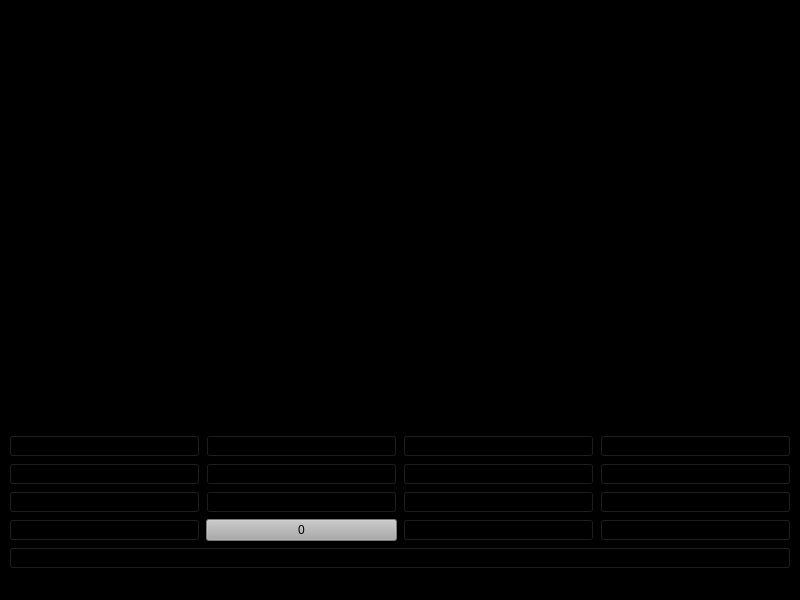
Above: mainwindow.ui from Telmuun02/calculator before the change. Below: the same form after it.
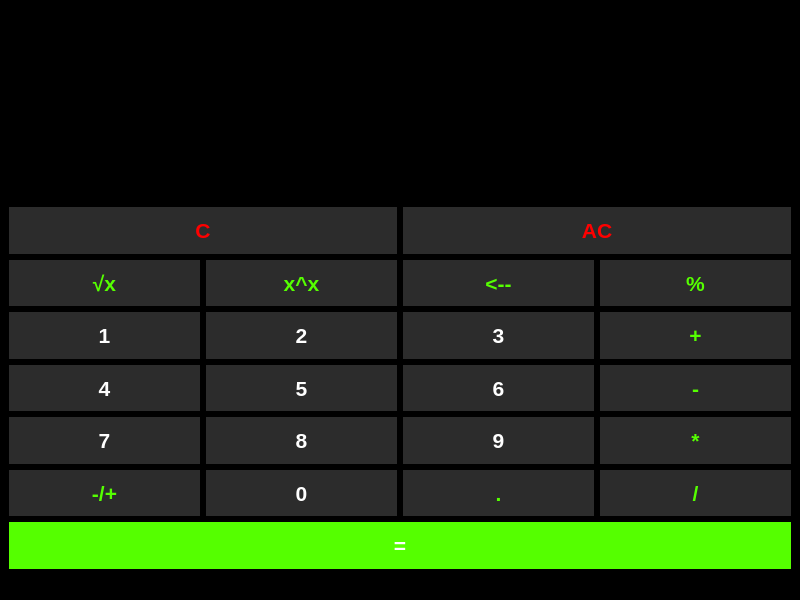
That is the form after the change.

```diff
--- a/mainwindow.ui
+++ b/mainwindow.ui
@@ -18,10 +18,346 @@
   </property>
   <widget class="QWidget" name="centralwidget">
    <layout class="QGridLayout" name="gridLayout">
-    <item row="5" column="0">
+    <item row="0" column="0">
+     <widget class="QTextEdit" name="textEdit">
+      <property name="sizePolicy">
+       <sizepolicy hsizetype="Expanding" vsizetype="Maximum">
+        <horstretch>0</horstretch>
+        <verstretch>0</verstretch>
+       </sizepolicy>
+      </property>
+      <property name="font">
+       <font>
+        <pointsize>26</pointsize>
+        <weight>75</weight>
+        <bold>true</bold>
+       </font>
+      </property>
+      <property name="styleSheet">
+       <string notr="true">background-color: black;
+color: rgb(255, 255, 255);
+border-radius: 25px;
+</string>
+      </property>
+      <property name="html">
+       <string>&lt;!DOCTYPE HTML PUBLIC &quot;-//W3C//DTD HTML 4.0//EN&quot; &quot;http://www.w3.org/TR/REC-html40/strict.dtd&quot;&gt;
+&lt;html&gt;&lt;head&gt;&lt;meta name=&quot;qrichtext&quot; content=&quot;1&quot; /&gt;&lt;style type=&quot;text/css&quot;&gt;
+p, li { white-space: pre-wrap; }
+&lt;/style&gt;&lt;/head&gt;&lt;body style=&quot; font-family:'MS Shell Dlg 2'; font-size:26pt; font-weight:600; font-style:normal;&quot;&gt;
+&lt;p style=&quot;-qt-paragraph-type:empty; margin-top:0px; margin-bottom:0px; margin-left:0px; margin-right:0px; -qt-block-indent:0; text-indent:0px; font-size:8.25pt; font-weight:400;&quot;&gt;&lt;br /&gt;&lt;/p&gt;&lt;/body&gt;&lt;/html&gt;</string>
+      </property>
+     </widget>
+    </item>
+    <item row="23" column="0">
+     <widget class="QPushButton" name="buttonEqual">
+      <property name="sizePolicy">
+       <sizepolicy hsizetype="Minimum" vsizetype="Expanding">
+        <horstretch>0</horstretch>
+        <verstretch>0</verstretch>
+       </sizepolicy>
+      </property>
+      <property name="font">
+       <font>
+        <pointsize>16</pointsize>
+        <weight>75</weight>
+        <bold>true</bold>
+       </font>
+      </property>
+      <property name="styleSheet">
+       <string notr="true">background-color: rgb(85, 255, 0);
+color: rgb(255, 255, 255);
+border-radius: 25px;</string>
+      </property>
+      <property name="text">
+       <string>=</string>
+      </property>
+     </widget>
+    </item>
+    <item row="8" column="0">
+     <layout class="QHBoxLayout" name="horizontalLayout">
+      <item>
+       <widget class="QPushButton" name="button1">
+        <property name="sizePolicy">
+         <sizepolicy hsizetype="Minimum" vsizetype="Expanding">
+          <horstretch>0</horstretch>
+          <verstretch>0</verstretch>
+         </sizepolicy>
+        </property>
+        <property name="font">
+         <font>
+          <pointsize>16</pointsize>
+          <weight>75</weight>
+          <bold>true</bold>
+         </font>
+        </property>
+        <property name="styleSheet">
+         <string notr="true">background-color: rgb(44, 44, 44);
+color: rgb(255, 255, 255);
+border-radius: 25px;</string>
+        </property>
+        <property name="text">
+         <string>1</string>
+        </property>
+       </widget>
+      </item>
+      <item>
+       <widget class="QPushButton" name="button2">
+        <property name="sizePolicy">
+         <sizepolicy hsizetype="Minimum" vsizetype="Expanding">
+          <horstretch>0</horstretch>
+          <verstretch>0</verstretch>
+         </sizepolicy>
+        </property>
+        <property name="font">
+         <font>
+          <pointsize>16</pointsize>
+          <weight>75</weight>
+          <bold>true</bold>
+         </font>
+        </property>
+        <property name="styleSheet">
+         <string notr="true">background-color: rgb(44, 44, 44);
+color: rgb(255, 255, 255);
+border-radius: 25px;</string>
+        </property>
+        <property name="text">
+         <string>2</string>
+        </property>
+       </widget>
+      </item>
+      <item>
+       <widget class="QPushButton" name="button3">
+        <property name="sizePolicy">
+         <sizepolicy hsizetype="Minimum" vsizetype="Expanding">
+          <horstretch>0</horstretch>
+          <verstretch>0</verstretch>
+         </sizepolicy>
+        </property>
+        <property name="font">
+         <font>
+          <pointsize>16</pointsize>
+          <weight>75</weight>
+          <bold>true</bold>
+         </font>
+        </property>
+        <property name="styleSheet">
+         <string notr="true">background-color: rgb(44, 44, 44);
+color: rgb(255, 255, 255);
+border-radius: 25px;</string>
+        </property>
+        <property name="text">
+         <string>3</string>
+        </property>
+       </widget>
+      </item>
+      <item>
+       <widget class="QPushButton" name="buttonAdd">
+        <property name="sizePolicy">
+         <sizepolicy hsizetype="Minimum" vsizetype="Expanding">
+          <horstretch>0</horstretch>
+          <verstretch>0</verstretch>
+         </sizepolicy>
+        </property>
+        <property name="font">
+         <font>
+          <pointsize>16</pointsize>
+          <weight>75</weight>
+          <bold>true</bold>
+         </font>
+        </property>
+        <property name="styleSheet">
+         <string notr="true">background-color: rgb(44, 44, 44);
+color: rgb(85, 255, 0);
+border-radius: 25px;</string>
+        </property>
+        <property name="text">
+         <string>+</string>
+        </property>
+       </widget>
+      </item>
+     </layout>
+    </item>
+    <item row="6" column="0">
+     <layout class="QHBoxLayout" name="horizontalLayout_7">
+      <item>
+       <widget class="QPushButton" name="buttonsqrt">
+        <property name="sizePolicy">
+         <sizepolicy hsizetype="Minimum" vsizetype="Expanding">
+          <horstretch>0</horstretch>
+          <verstretch>0</verstretch>
+         </sizepolicy>
+        </property>
+        <property name="font">
+         <font>
+          <pointsize>16</pointsize>
+          <weight>75</weight>
+          <bold>true</bold>
+         </font>
+        </property>
+        <property name="styleSheet">
+         <string notr="true">background-color: rgb(44, 44, 44);
+color: rgb(85, 255, 0);
+border-radius: 25px;</string>
+        </property>
+        <property name="text">
+         <string>√x</string>
+        </property>
+       </widget>
+      </item>
+      <item>
+       <widget class="QPushButton" name="buttonkvadrat">
+        <property name="sizePolicy">
+         <sizepolicy hsizetype="Preferred" vsizetype="Expanding">
+          <horstretch>0</horstretch>
+          <verstretch>0</verstretch>
+         </sizepolicy>
+        </property>
+        <property name="font">
+         <font>
+          <pointsize>16</pointsize>
+          <weight>75</weight>
+          <bold>true</bold>
+         </font>
+        </property>
+        <property name="styleSheet">
+         <string notr="true">background-color: rgb(44, 44, 44);
+color: rgb(85, 255, 0);
+border-radius: 25px;</string>
+        </property>
+        <property name="text">
+         <string>x^x</string>
+        </property>
+       </widget>
+      </item>
+      <item>
+       <widget class="QPushButton" name="buttonback">
+        <property name="sizePolicy">
+         <sizepolicy hsizetype="Preferred" vsizetype="Expanding">
+          <horstretch>0</horstretch>
+          <verstretch>0</verstretch>
+         </sizepolicy>
+        </property>
+        <property name="font">
+         <font>
+          <pointsize>16</pointsize>
+          <weight>75</weight>
+          <bold>true</bold>
+         </font>
+        </property>
+        <property name="styleSheet">
+         <string notr="true">background-color: rgb(44, 44, 44);
+color: rgb(85, 255, 0);
+border-radius: 25px;</string>
+        </property>
+        <property name="text">
+         <string>&lt;--</string>
+        </property>
+       </widget>
+      </item>
+      <item>
+       <widget class="QPushButton" name="buttonuldegdel">
+        <property name="sizePolicy">
+         <sizepolicy hsizetype="Minimum" vsizetype="Expanding">
+          <horstretch>0</horstretch>
+          <verstretch>0</verstretch>
+         </sizepolicy>
+        </property>
+        <property name="font">
+         <font>
+          <pointsize>16</pointsize>
+          <weight>75</weight>
+          <bold>true</bold>
+         </font>
+        </property>
+        <property name="styleSheet">
+         <string notr="true">background-color: rgb(44, 44, 44);
+color: rgb(85, 255, 0);
+border-radius: 25px;</string>
+        </property>
+        <property name="text">
+         <string>%</string>
+        </property>
+       </widget>
+      </item>
+     </layout>
+    </item>
+    <item row="1" column="0">
+     <layout class="QHBoxLayout" name="horizontalLayout_6">
+      <item>
+       <widget class="QPushButton" name="buttonC">
+        <property name="sizePolicy">
+         <sizepolicy hsizetype="Preferred" vsizetype="Expanding">
+          <horstretch>0</horstretch>
+          <verstretch>0</verstretch>
+         </sizepolicy>
+        </property>
+        <property name="font">
+         <font>
+          <pointsize>16</pointsize>
+          <weight>75</weight>
+          <bold>true</bold>
+         </font>
+        </property>
+        <property name="styleSheet">
+         <string notr="true">background-color: rgb(44, 44, 44);
+color: rgb(255, 0, 0);
+border-radius: 25px;</string>
+        </property>
+        <property name="text">
+         <string>C</string>
+        </property>
+       </widget>
+      </item>
+      <item>
+       <widget class="QPushButton" name="buttonCE">
+        <property name="sizePolicy">
+         <sizepolicy hsizetype="Preferred" vsizetype="Expanding">
+          <horstretch>0</horstretch>
+          <verstretch>0</verstretch>
+         </sizepolicy>
+        </property>
+        <property name="font">
+         <font>
+          <pointsize>16</pointsize>
+          <weight>75</weight>
+          <bold>true</bold>
+         </font>
+        </property>
+        <property name="styleSheet">
+         <string notr="true">
+background-color: rgb(44, 44, 44);
+color: rgb(255, 0, 0);
+border-radius: 25px;</string>
+        </property>
+        <property name="text">
+         <string>AC</string>
+        </property>
+       </widget>
+      </item>
+     </layout>
+    </item>
+    <item row="10" column="0">
      <layout class="QHBoxLayout" name="horizontalLayout_2">
       <item>
        <widget class="QPushButton" name="button4">
+        <property name="sizePolicy">
+         <sizepolicy hsizetype="Minimum" vsizetype="Expanding">
+          <horstretch>0</horstretch>
+          <verstretch>0</verstretch>
+         </sizepolicy>
+        </property>
+        <property name="font">
+         <font>
+          <pointsize>16</pointsize>
+          <weight>75</weight>
+          <bold>true</bold>
+         </font>
+        </property>
+        <property name="styleSheet">
+         <string notr="true">background-color: rgb(44, 44, 44);
+color: rgb(255, 255, 255);
+border-radius: 25px;</string>
+        </property>
         <property name="text">
          <string>4</string>
         </property>
@@ -29,6 +365,24 @@
       </item>
       <item>
        <widget class="QPushButton" name="button5">
+        <property name="sizePolicy">
+         <sizepolicy hsizetype="Minimum" vsizetype="Expanding">
+          <horstretch>0</horstretch>
+          <verstretch>0</verstretch>
+         </sizepolicy>
+        </property>
+        <property name="font">
+         <font>
+          <pointsize>16</pointsize>
+          <weight>75</weight>
+          <bold>true</bold>
+         </font>
+        </property>
+        <property name="styleSheet">
+         <string notr="true">background-color: rgb(44, 44, 44);
+color: rgb(255, 255, 255);
+border-radius: 25px;</string>
+        </property>
         <property name="text">
          <string>5</string>
         </property>
@@ -36,6 +390,24 @@
       </item>
       <item>
        <widget class="QPushButton" name="button6">
+        <property name="sizePolicy">
+         <sizepolicy hsizetype="Minimum" vsizetype="Expanding">
+          <horstretch>0</horstretch>
+          <verstretch>0</verstretch>
+         </sizepolicy>
+        </property>
+        <property name="font">
+         <font>
+          <pointsize>16</pointsize>
+          <weight>75</weight>
+          <bold>true</bold>
+         </font>
+        </property>
+        <property name="styleSheet">
+         <string notr="true">background-color: rgb(44, 44, 44);
+color: rgb(255, 255, 255);
+border-radius: 25px;</string>
+        </property>
         <property name="text">
          <string>6</string>
         </property>
@@ -43,6 +415,24 @@
       </item>
       <item>
        <widget class="QPushButton" name="buttonminus">
+        <property name="sizePolicy">
+         <sizepolicy hsizetype="Minimum" vsizetype="Expanding">
+          <horstretch>0</horstretch>
+          <verstretch>0</verstretch>
+         </sizepolicy>
+        </property>
+        <property name="font">
+         <font>
+          <pointsize>16</pointsize>
+          <weight>75</weight>
+          <bold>true</bold>
+         </font>
+        </property>
+        <property name="styleSheet">
+         <string notr="true">background-color: rgb(44, 44, 44);
+color: rgb(85, 255, 0);
+border-radius: 25px;</string>
+        </property>
         <property name="text">
          <string>-</string>
         </property>
@@ -50,13 +440,31 @@
       </item>
      </layout>
     </item>
-    <item row="15" column="0">
+    <item row="20" column="0">
      <layout class="QHBoxLayout" name="horizontalLayout_3">
       <property name="sizeConstraint">
        <enum>QLayout::SetDefaultConstraint</enum>
       </property>
       <item>
        <widget class="QPushButton" name="button7">
+        <property name="sizePolicy">
+         <sizepolicy hsizetype="Minimum" vsizetype="Expanding">
+          <horstretch>0</horstretch>
+          <verstretch>0</verstretch>
+         </sizepolicy>
+        </property>
+        <property name="font">
+         <font>
+          <pointsize>16</pointsize>
+          <weight>75</weight>
+          <bold>true</bold>
+         </font>
+        </property>
+        <property name="styleSheet">
+         <string notr="true">background-color: rgb(44, 44, 44);
+color: rgb(255, 255, 255);
+border-radius: 25px;</string>
+        </property>
         <property name="text">
          <string>7</string>
         </property>
@@ -64,6 +472,24 @@
       </item>
       <item>
        <widget class="QPushButton" name="button8">
+        <property name="sizePolicy">
+         <sizepolicy hsizetype="Minimum" vsizetype="Expanding">
+          <horstretch>0</horstretch>
+          <verstretch>0</verstretch>
+         </sizepolicy>
+        </property>
+        <property name="font">
+         <font>
+          <pointsize>16</pointsize>
+          <weight>75</weight>
+          <bold>true</bold>
+         </font>
+        </property>
+        <property name="styleSheet">
+         <string notr="true">background-color: rgb(44, 44, 44);
+color: rgb(255, 255, 255);
+border-radius: 25px;</string>
+        </property>
         <property name="text">
          <string>8</string>
         </property>
@@ -71,6 +497,24 @@
       </item>
       <item>
        <widget class="QPushButton" name="button9">
+        <property name="sizePolicy">
+         <sizepolicy hsizetype="Minimum" vsizetype="Expanding">
+          <horstretch>0</horstretch>
+          <verstretch>0</verstretch>
+         </sizepolicy>
+        </property>
+        <property name="font">
+         <font>
+          <pointsize>16</pointsize>
+          <weight>75</weight>
+          <bold>true</bold>
+         </font>
+        </property>
+        <property name="styleSheet">
+         <string notr="true">background-color: rgb(44, 44, 44);
+color: rgb(255, 255, 255);
+border-radius: 25px;</string>
+        </property>
         <property name="text">
          <string>9</string>
         </property>
@@ -78,6 +522,24 @@
       </item>
       <item>
        <widget class="QPushButton" name="buttonmulti">
+        <property name="sizePolicy">
+         <sizepolicy hsizetype="Minimum" vsizetype="Expanding">
+          <horstretch>0</horstretch>
+          <verstretch>0</verstretch>
+         </sizepolicy>
+        </property>
+        <property name="font">
+         <font>
+          <pointsize>16</pointsize>
+          <weight>75</weight>
+          <bold>true</bold>
+         </font>
+        </property>
+        <property name="styleSheet">
+         <string notr="true">background-color: rgb(44, 44, 44);
+color: rgb(85, 255, 0);
+border-radius: 25px;</string>
+        </property>
         <property name="text">
          <string>*</string>
         </property>
@@ -85,54 +547,52 @@
       </item>
      </layout>
     </item>
-    <item row="3" column="0">
-     <layout class="QHBoxLayout" name="horizontalLayout">
-      <item>
-       <widget class="QPushButton" name="button1">
-        <property name="text">
-         <string>1</string>
-        </property>
-       </widget>
-      </item>
-      <item>
-       <widget class="QPushButton" name="button2">
-        <property name="text">
-         <string>2</string>
-        </property>
-       </widget>
-      </item>
-      <item>
-       <widget class="QPushButton" name="button3">
-        <property name="text">
-         <string>3</string>
-        </property>
-       </widget>
-      </item>
-      <item>
-       <widget class="QPushButton" name="buttonAdd">
-        <property name="text">
-         <string>+</string>
-        </property>
-       </widget>
-      </item>
-     </layout>
-    </item>
-    <item row="0" column="0">
-     <widget class="QTextEdit" name="textEdit"/>
-    </item>
-    <item row="16" column="0">
+    <item row="21" column="0">
      <layout class="QHBoxLayout" name="horizontalLayout_4">
       <item>
-       <widget class="QPushButton" name="buttonhuvaah">
+       <widget class="QPushButton" name="buttonhasah">
+        <property name="sizePolicy">
+         <sizepolicy hsizetype="Minimum" vsizetype="Expanding">
+          <horstretch>0</horstretch>
+          <verstretch>0</verstretch>
+         </sizepolicy>
+        </property>
+        <property name="font">
+         <font>
+          <pointsize>16</pointsize>
+          <weight>75</weight>
+          <bold>true</bold>
+         </font>
+        </property>
+        <property name="styleSheet">
+         <string notr="true">background-color: rgb(44, 44, 44);
+color: rgb(85, 255, 0);
+border-radius: 25px;</string>
+        </property>
         <property name="text">
-         <string>/</string>
+         <string>-/+</string>
         </property>
        </widget>
       </item>
       <item>
        <widget class="QPushButton" name="button0">
+        <property name="sizePolicy">
+         <sizepolicy hsizetype="Minimum" vsizetype="Expanding">
+          <horstretch>0</horstretch>
+          <verstretch>0</verstretch>
+         </sizepolicy>
+        </property>
+        <property name="font">
+         <font>
+          <pointsize>16</pointsize>
+          <weight>75</weight>
+          <bold>true</bold>
+         </font>
+        </property>
         <property name="styleSheet">
-         <string notr="true">background-color: rgb(170, 170, 170)</string>
+         <string notr="true">background-color: rgb(44, 44, 44);
+color: rgb(255, 255, 255);
+border-radius: 25px;</string>
         </property>
         <property name="text">
          <string>0</string>
@@ -140,28 +600,57 @@
        </widget>
       </item>
       <item>
-       <widget class="QPushButton" name="buttonEqual">
+       <widget class="QPushButton" name="buttondot">
+        <property name="sizePolicy">
+         <sizepolicy hsizetype="Minimum" vsizetype="Expanding">
+          <horstretch>0</horstretch>
+          <verstretch>0</verstretch>
+         </sizepolicy>
+        </property>
+        <property name="font">
+         <font>
+          <pointsize>16</pointsize>
+          <weight>75</weight>
+          <bold>true</bold>
+         </font>
+        </property>
+        <property name="styleSheet">
+         <string notr="true">background-color: rgb(44, 44, 44);
+color: rgb(85, 255, 0);
+border-radius: 25px;</string>
+        </property>
         <property name="text">
-         <string>=</string>
+         <string>.</string>
         </property>
        </widget>
       </item>
       <item>
-       <widget class="QPushButton" name="buttonC">
+       <widget class="QPushButton" name="buttonhuvaah">
+        <property name="sizePolicy">
+         <sizepolicy hsizetype="Minimum" vsizetype="Expanding">
+          <horstretch>0</horstretch>
+          <verstretch>0</verstretch>
+         </sizepolicy>
+        </property>
+        <property name="font">
+         <font>
+          <pointsize>16</pointsize>
+          <weight>75</weight>
+          <bold>true</bold>
+         </font>
+        </property>
+        <property name="styleSheet">
+         <string notr="true">background-color: rgb(44, 44, 44);
+color: rgb(85, 255, 0);
+border-radius: 25px;</string>
+        </property>
         <property name="text">
-         <string>c</string>
+         <string>/</string>
         </property>
        </widget>
       </item>
      </layout>
     </item>
-    <item row="18" column="0">
-     <widget class="QPushButton" name="buttonCE">
-      <property name="text">
-       <string>ce</string>
-      </property>
-     </widget>
-    </item>
    </layout>
   </widget>
   <widget class="QMenuBar" name="menubar">
```
